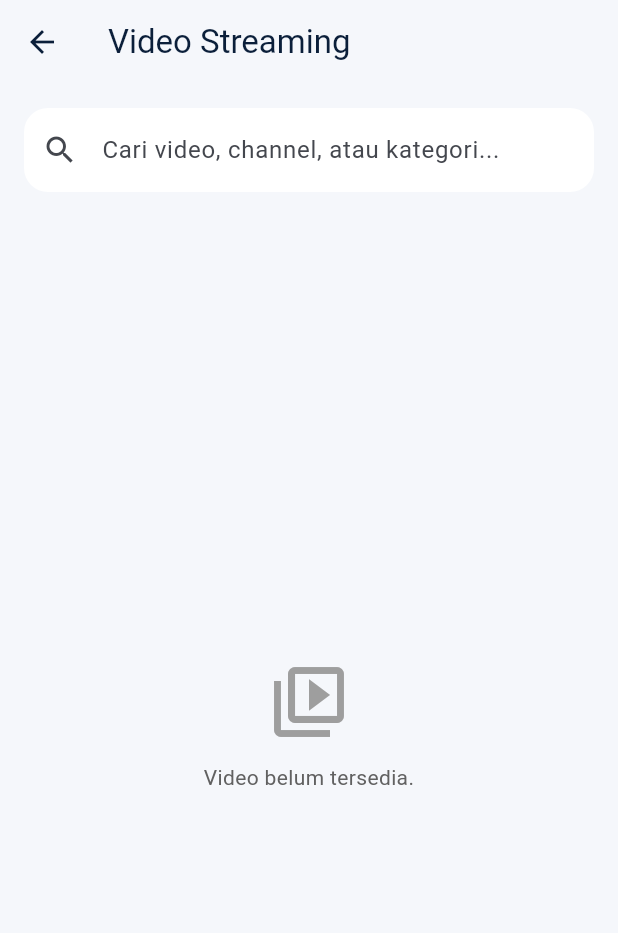
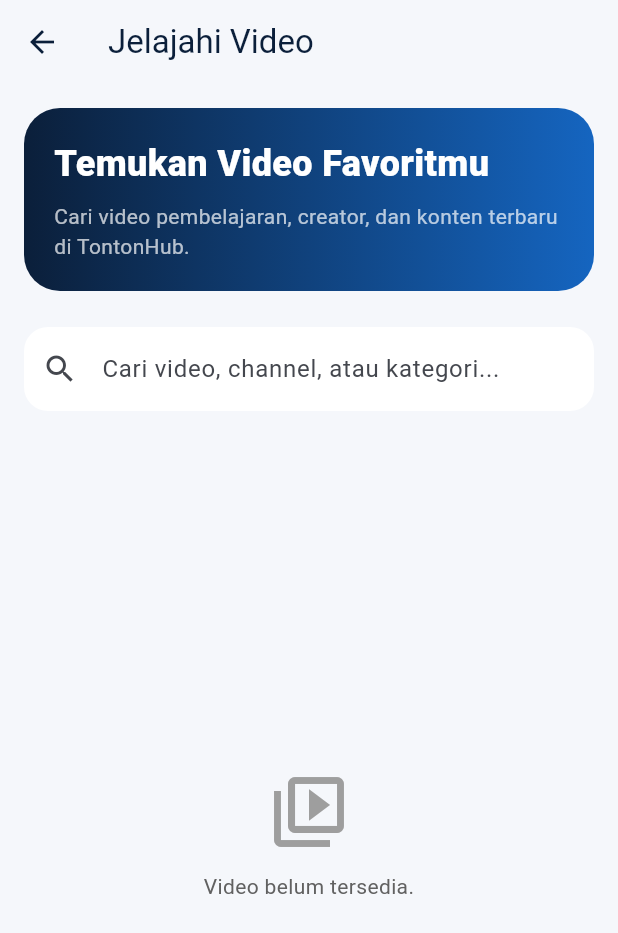
Before and after one commit to mungkinsajaa87-coder/tontonhub_flutter, a Flutter app: the VideosScreen screen opened directly, on a phone screen of 412 x 824 dp. Shown: the top 933 px of the screen. Run offline on Flutter 3.47's test engine with Material 3 defaults, Android fonts, the light colour scheme and no system bars; our stand-ins replace cloud_firestore, firebase_auth, firebase_core, firebase_storage, image_picker, video_player; accounts and stored records are empty.

Commit message:
rapikan halaman daftar video subscriber

```diff
--- a/lib/screens/videos/videos_screen.dart
+++ b/lib/screens/videos/videos_screen.dart
@@ -20,9 +20,46 @@
   @override
   Widget build(BuildContext context) {
     return Scaffold(
-      appBar: AppBar(title: const Text('Video Streaming')),
+      appBar: AppBar(title: const Text('Jelajahi Video')),
       body: Column(
         children: [
+          Padding(
+            padding: const EdgeInsets.fromLTRB(16, 16, 16, 8),
+            child: Container(
+              width: double.infinity,
+              padding: const EdgeInsets.all(20),
+              decoration: BoxDecoration(
+                gradient: const LinearGradient(
+                  colors: [
+                    Color(0xFF0B1F3A),
+                    Color(0xFF1565C0),
+                  ],
+                ),
+                borderRadius: BorderRadius.circular(24),
+              ),
+              child: const Column(
+                crossAxisAlignment: CrossAxisAlignment.start,
+                children: [
+                  Text(
+                    'Temukan Video Favoritmu',
+                    style: TextStyle(
+                      color: Colors.white,
+                      fontSize: 24,
+                      fontWeight: FontWeight.w800,
+                    ),
+                  ),
+                  SizedBox(height: 8),
+                  Text(
+                    'Cari video pembelajaran, creator, dan konten terbaru di TontonHub.',
+                    style: TextStyle(
+                      color: Colors.white70,
+                      fontSize: 14,
+                    ),
+                  ),
+                ],
+              ),
+            ),
+          ),
           Padding(
             padding: const EdgeInsets.all(16),
             child: TextField(
```
